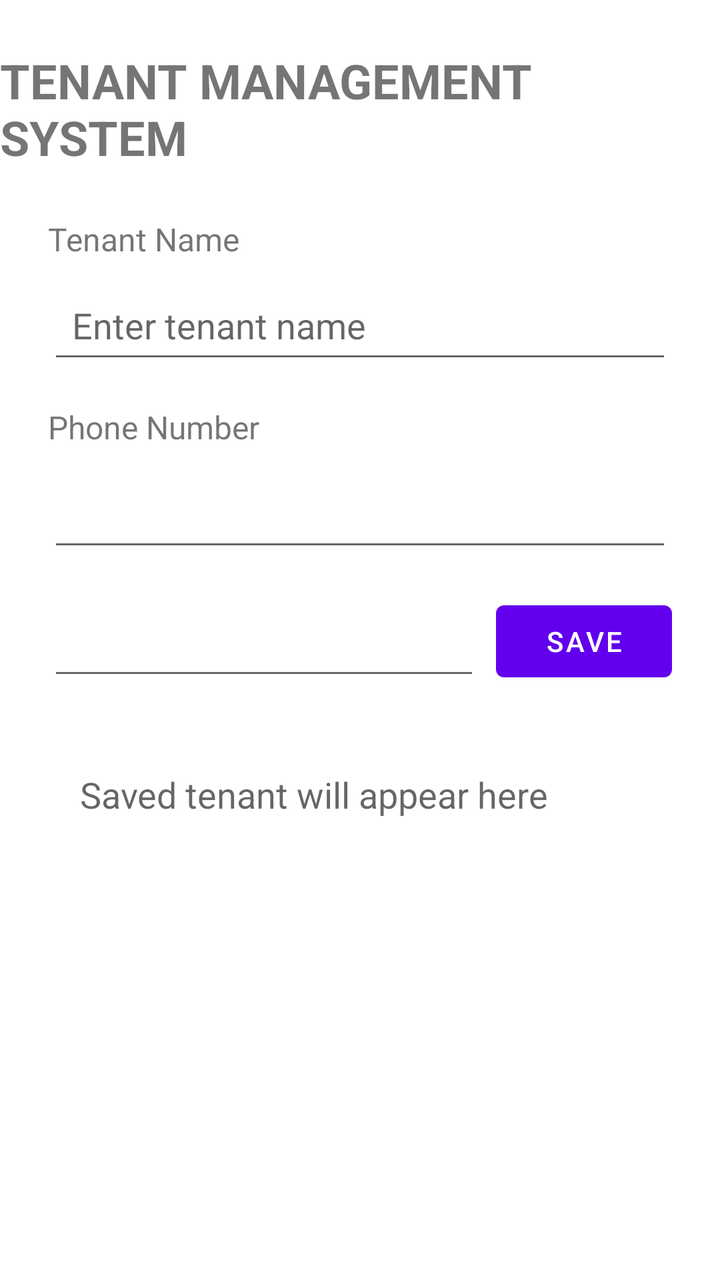
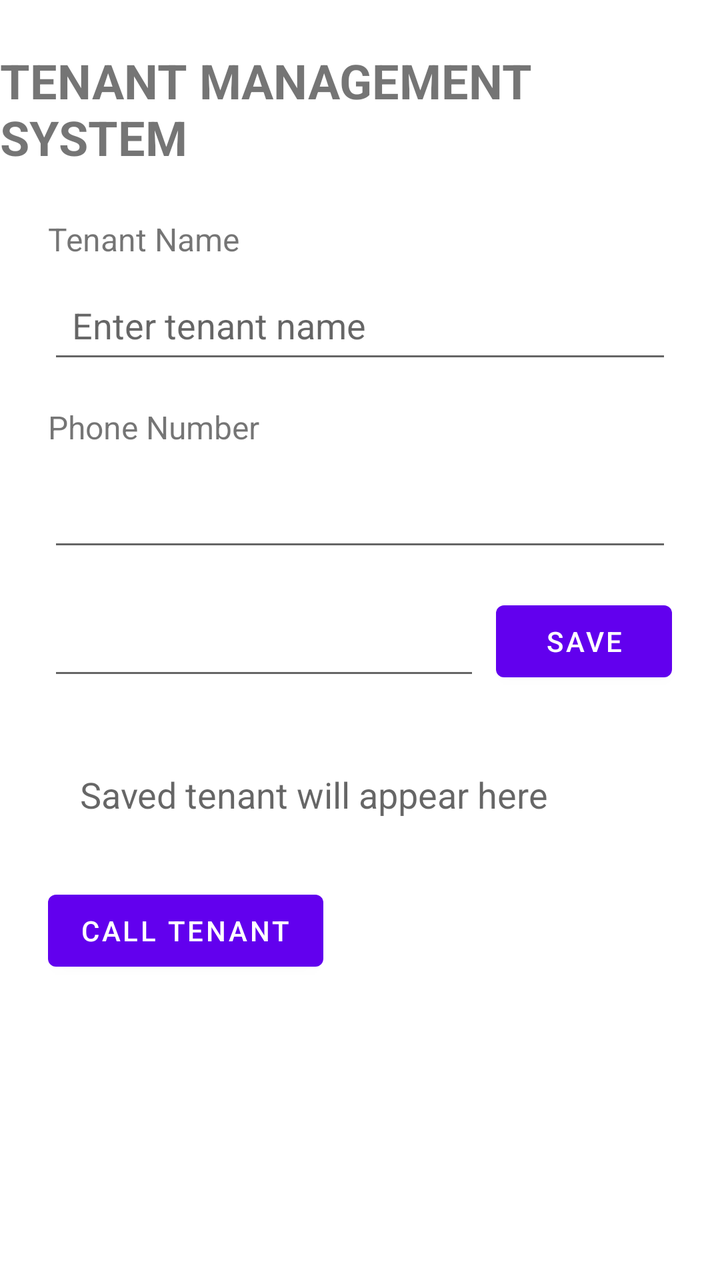

Two renders of the same Android screen: before a commit and after it. Below are the layout's source before the change and the commit's diff.
<!-- AndroidManifest.xml: application theme Theme.TenantManagementSystem -->
<!-- res/layout/activity_main.xml -->
<?xml version="1.0" encoding="utf-8"?>
<layout xmlns:android="http://schemas.android.com/apk/res/android"
    xmlns:app="http://schemas.android.com/apk/res-auto">

    <data>
        <variable
            name="tenant"
            type="com.example.tenantmanagementsystema.Tenant" />
    </data>

    <androidx.constraintlayout.widget.ConstraintLayout
        android:layout_width="match_parent"
        android:layout_height="match_parent">

        <TextView
            android:id="@+id/titleTextView"
            android:layout_width="wrap_content"
            android:layout_height="wrap_content"
            android:text="TENANT MANAGEMENT SYSTEM"
            android:textSize="24sp"
            android:textStyle="bold"
            android:layout_marginTop="24dp"
            app:layout_constraintTop_toTopOf="parent"
            app:layout_constraintStart_toStartOf="parent"
            app:layout_constraintEnd_toEndOf="parent" />

        <TextView
            android:id="@+id/tenantNameLabel"
            android:layout_width="wrap_content"
            android:layout_height="wrap_content"
            android:text="Tenant Name"
            android:textSize="16sp"
            android:layout_marginTop="24dp"
            android:layout_marginStart="24dp"
            app:layout_constraintTop_toBottomOf="@id/titleTextView"
            app:layout_constraintStart_toStartOf="parent" />

        <EditText
            android:id="@+id/tenantNameEditText"
            android:layout_width="0dp"
            android:layout_height="wrap_content"
            android:hint="Enter tenant name"
            android:minHeight="48dp"
            android:padding="12dp"
            android:layout_marginTop="8dp"
            android:layout_marginStart="24dp"
            android:layout_marginEnd="24dp"
            app:layout_constraintTop_toBottomOf="@id/tenantNameLabel"
            app:layout_constraintStart_toStartOf="parent"
            app:layout_constraintEnd_toEndOf="parent" />

        <TextView
            android:id="@+id/phoneLabel"
            android:layout_width="wrap_content"
            android:layout_height="wrap_content"
            android:text="Phone Number"
            android:textSize="16sp"
            android:layout_marginTop="16dp"
            android:layout_marginStart="24dp"
            app:layout_constraintTop_toBottomOf="@id/tenantNameEditText"
            app:layout_constraintStart_toStartOf="parent" />

        <EditText
            android:id="@+id/phoneEditText"
            android:layout_width="0dp"
            android:layout_height="wrap_content"
            android:minHeight="48dp"
            android:padding="12dp"
            android:inputType="phone"
            android:layout_marginTop="8dp"
            android:layout_marginStart="24dp"
            android:layout_marginEnd="24dp"
            app:layout_constraintTop_toBottomOf="@id/phoneLabel"
            app:layout_constraintStart_toStartOf="parent"
            app:layout_constraintEnd_toEndOf="parent" />

        <EditText
            android:id="@+id/rentEditText"
            android:layout_width="0dp"
            android:layout_height="wrap_content"
            android:minHeight="48dp"
            android:padding="12dp"
            android:inputType="numberDecimal"
            android:layout_marginStart="24dp"
            android:layout_marginTop="16dp"
            android:layout_marginEnd="8dp"
            app:layout_constraintTop_toBottomOf="@id/phoneEditText"
            app:layout_constraintStart_toStartOf="parent"
            app:layout_constraintEnd_toStartOf="@id/saveButton" />

        <Button
            android:id="@+id/saveButton"
            android:layout_width="wrap_content"
            android:layout_height="wrap_content"
            android:text="SAVE"
            android:layout_marginEnd="24dp"
            app:layout_constraintTop_toTopOf="@id/rentEditText"
            app:layout_constraintEnd_toEndOf="parent" />

        
        <TextView
            android:id="@+id/tenantResultTextView"
            android:layout_width="0dp"
            android:layout_height="wrap_content"
            android:text="@{tenant.summary()}"
            android:hint="Saved tenant will appear here"
            android:textSize="18sp"
            android:padding="16dp"
            android:layout_margin="24dp"
            app:layout_constraintTop_toBottomOf="@id/rentEditText"
            app:layout_constraintStart_toStartOf="parent"
            app:layout_constraintEnd_toEndOf="parent" />

    </androidx.constraintlayout.widget.ConstraintLayout>
</layout>
<!-- resources referenced by this layout -->
<resources>
  <style name="Theme.TenantManagementSystem" parent="Theme.MaterialComponents.DayNight.DarkActionBar">
          
          <item name="colorPrimary">@color/purple_500</item>
          <item name="colorPrimaryVariant">@color/purple_700</item>
          <item name="colorOnPrimary">@color/white</item>
          
          <item name="colorSecondary">@color/teal_200</item>
          <item name="colorSecondaryVariant">@color/teal_700</item>
          <item name="colorOnSecondary">@color/black</item>
          
          <item name="android:statusBarColor">?attr/colorPrimaryVariant</item>
          
      </style>
  <color name="purple_500">#FF6200EE</color>
  <color name="purple_700">#FF3700B3</color>
  <color name="white">#FFFFFFFF</color>
  <color name="teal_200">#FF03DAC5</color>
  <color name="teal_700">#FF018786</color>
  <color name="black">#FF000000</color>
</resources>

<!-- the commit's change to res/layout/activity_main.xml (unified diff, before → after) -->
@@ -111,5 +111,15 @@
             app:layout_constraintStart_toStartOf="parent"
             app:layout_constraintEnd_toEndOf="parent" />
 
+        <Button
+            android:id="@+id/callButton"
+            android:layout_width="wrap_content"
+            android:layout_height="wrap_content"
+            android:text="CALL TENANT"
+            android:layout_marginStart="24dp"
+            android:layout_marginTop="16dp"
+            app:layout_constraintTop_toBottomOf="@id/tenantResultTextView"
+            app:layout_constraintStart_toStartOf="parent"/>
+
     </androidx.constraintlayout.widget.ConstraintLayout>
 </layout>
